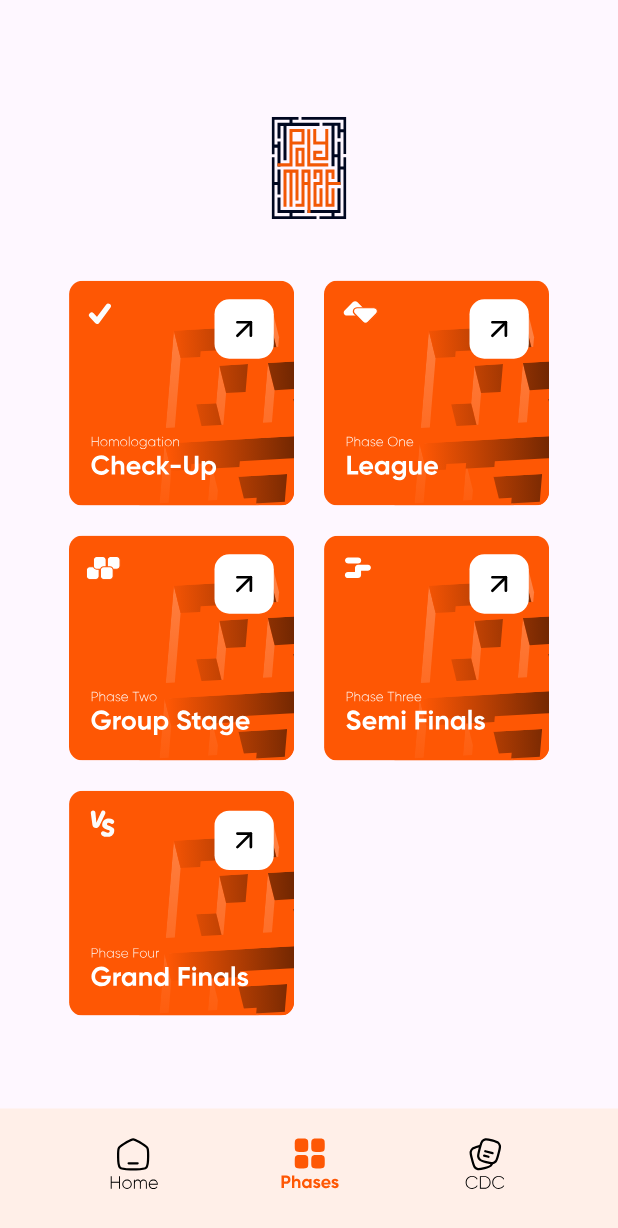
After one commit to anwarzeghad/polymaze_app, a Flutter app: the screen it shows after launch, item 2 of the bottom bar chosen, on a phone screen of 412 x 824 dp. The commit adds this screen. Shown: the top 1228 px of the screen. Run offline on Flutter 3.47's test engine with Material 3 defaults, Android fonts, the phone set to English and light mode, and no system bars; our stand-ins replace flutter_svg.

Commit message:
home + phases + cdc

```diff
--- a/lib/main.dart
+++ b/lib/main.dart
@@ -1,5 +1,6 @@
 import 'package:flutter/material.dart';
 import 'home.dart';
+import 'nav.dart';
 
 void main() {
   runApp(const MyApp());
--- /dev/null
+++ b/lib/nav.dart
@@ -0,0 +1,53 @@
+import 'package:flutter/material.dart';
+import 'package:flutter_svg/flutter_svg.dart';
+
+class BottomNavBar extends StatelessWidget {
+  final Function(int)? onTap;
+  final int currentIndex;
+
+  const BottomNavBar({
+    Key? key,
+    this.onTap,
+    this.currentIndex = 0,
+  }) : super(key: key);
+
+  @override
+  Widget build(BuildContext context) {
+    return Container(
+      color: const Color.fromRGBO(255, 239, 232, 1),
+      padding: const EdgeInsets.only(top: 10, bottom: 20),
+      child: Row(
+        mainAxisAlignment: MainAxisAlignment.spaceEvenly,
+        children: [
+          IconButton(
+            icon: SvgPicture.asset(
+              currentIndex == 0
+                  ? 'assets/images/home2.svg'
+                  : 'assets/images/home1.svg',
+            ),
+            iconSize: 50,
+            onPressed: () => onTap?.call(0),
+          ),
+          IconButton(
+            icon: SvgPicture.asset(
+              currentIndex == 1
+                  ? 'assets/images/phases2.svg'
+                  : 'assets/images/phases1.svg',
+            ),
+            iconSize: 50,
+            onPressed: () => onTap?.call(1),
+          ),
+          IconButton(
+            icon: SvgPicture.asset(
+              currentIndex == 2
+                  ? 'assets/images/cdc2.svg'
+                  : 'assets/images/cdc1.svg',
+            ),
+            iconSize: 50,
+            onPressed: () => onTap?.call(2),
+          ),
+        ],
+      ),
+    );
+  }
+}
--- /dev/null
+++ b/lib/phases.dart
@@ -0,0 +1,133 @@
+import 'package:flutter/material.dart';
+import 'package:flutter_svg/flutter_svg.dart';
+import 'nav.dart';
+import 'home.dart';
+import 'cdc.dart';// <--- IMPORT NECESSAIRE
+
+class PhasesPage extends StatefulWidget {
+  const PhasesPage({super.key});
+
+  @override
+  State<PhasesPage> createState() => _PhasesPageState();
+}
+
+class _PhasesPageState extends State<PhasesPage> {
+  int _selectedIndex = 1;
+
+  void _onNavTap(int index) {
+  if (index != _selectedIndex) {
+    if (index == 0) {
+      Navigator.pushReplacement(
+        context,
+        MaterialPageRoute(builder: (context) => const HomePage()),
+      );
+    } else if (index == 1) {
+      Navigator.pushReplacement(
+        context,
+        MaterialPageRoute(builder: (context) => const PhasesPage()),
+      );
+    } else if (index == 2) {
+      Navigator.pushReplacement(
+        context,
+        MaterialPageRoute(builder: (context) => const CdcPage()),
+      );
+    }
+  }
+}
+
+
+  @override
+  Widget build(BuildContext context) {
+    return Scaffold(
+      body: Stack(
+        children: [
+          Center(
+            child: Padding(
+              padding: const EdgeInsets.only(bottom: 600),
+              child: SvgPicture.asset(
+                'assets/images/polymazetol.svg',
+                width: 50,
+                height: 100,
+              ),
+            ),
+          ),
+          Center(
+            child: Padding(
+              padding: const EdgeInsets.only(bottom: 300),
+              child : Padding(
+                padding: const EdgeInsets.only(right: 170),
+              child: SvgPicture.asset(
+                'assets/images/check.svg',
+                width: 150,
+                height: 150,
+              ),
+            ),
+          ),
+        ),
+          Center(
+            child: Padding(
+              padding: const EdgeInsets.only(top:40),
+              child : Padding(
+                padding: const EdgeInsets.only(right: 170),
+              child: SvgPicture.asset(
+                'assets/images/groupe.svg',
+                width: 150,
+                height: 150,
+              ),
+            ),
+          ),
+        ),
+
+          Center(
+            child: Padding(
+              padding: const EdgeInsets.only(bottom: 300),
+              child : Padding(
+                padding: const EdgeInsets.only(left: 170),
+              child: SvgPicture.asset(
+                'assets/images/league.svg',
+                width: 150,
+                height: 150,
+              ),
+            ),
+          ),
+        ),
+        Center(
+            child: Padding(
+              padding: const EdgeInsets.only(top: 40),
+              child : Padding(
+                padding: const EdgeInsets.only(left: 170),
+              child: SvgPicture.asset(
+                'assets/images/semi.svg',
+                width: 150,
+                height: 150,
+              ),
+            ),
+          ),
+        ),
+        Center(
+            child: Padding(
+              padding: const EdgeInsets.only(top: 380),
+              child : Padding(
+                padding: const EdgeInsets.only(right: 170),
+              child: SvgPicture.asset(
+                'assets/images/grand.svg',
+                width: 150,
+                height: 150,
+              ),
+            ),
+          ),
+        ),
+          Positioned(
+            bottom: 0,
+            left: 0,
+            right: 0,
+            child: BottomNavBar(
+              currentIndex: _selectedIndex,
+              onTap: _onNavTap,
+            ),
+          ),
+        ],
+      ),
+    );
+  }
+}
```
Also changed, not shown: lib/cdc.dart (added, +67 -0 lines), lib/home.dart (+46 -40 lines), assets/images/cdc1.svg (renamed from assets/images/cdc.svg), assets/images/cdc2.svg (added), assets/images/check.svg (added), assets/images/grand.svg (added), assets/images/groupe.svg (added), assets/images/home1.svg (added), assets/images/home2.svg (renamed from assets/images/home.svg), assets/images/league.svg (added), assets/images/phases1.svg (renamed from assets/images/phases.svg), assets/images/phases2.svg (added), assets/images/semi.svg (added).
